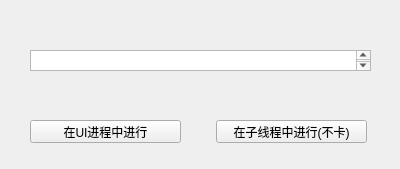
Above: ui/QThread-1.ui from luoqianshi/learn-PyQt5 before the change. Below: the same form after it.
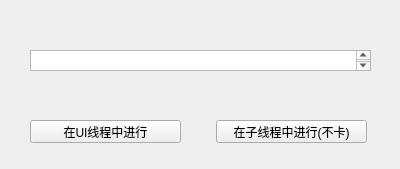
That is the form after the change.

```diff
--- a/ui/QThread-1.ui
+++ b/ui/QThread-1.ui
@@ -33,7 +33,7 @@
     </rect>
    </property>
    <property name="text">
-    <string>在UI进程中进行</string>
+    <string>在UI线程中进行</string>
    </property>
   </widget>
   <widget class="QPushButton" name="pushButton_2">
```
